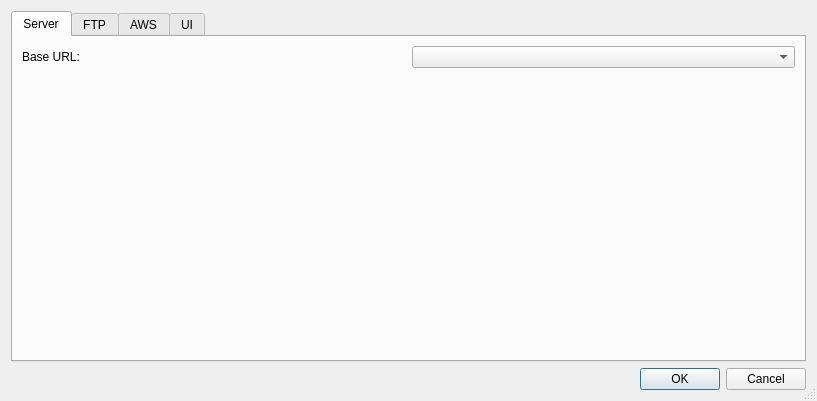
Above: src/utils/EditConfigDialog.ui from jensvogt/awsmock-qt-ui before the change. Below: the same form after it.
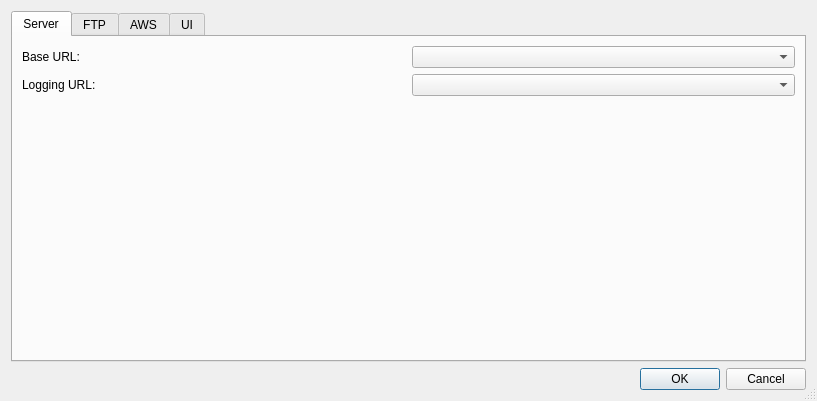
That is the form after the change. The open tabs and pages were chosen to show the change.

Commit message: fix: add websocket URL to config

Diff of the .ui file:
```diff
--- a/src/utils/EditConfigDialog.ui
+++ b/src/utils/EditConfigDialog.ui
@@ -50,6 +50,16 @@
            <item row="0" column="1">
             <widget class="QComboBox" name="baseUrlComboBox"/>
            </item>
+           <item row="1" column="0">
+            <widget class="QLabel" name="loggingLabel">
+             <property name="text">
+              <string>Logging URL:</string>
+             </property>
+            </widget>
+           </item>
+           <item row="1" column="1">
+            <widget class="QComboBox" name="websocketUrlCombo"/>
+           </item>
           </layout>
          </item>
          <item>
```
Left out of the diff: 2 changed lines with no effect on the pictures. The commit also changes 7 other files.
